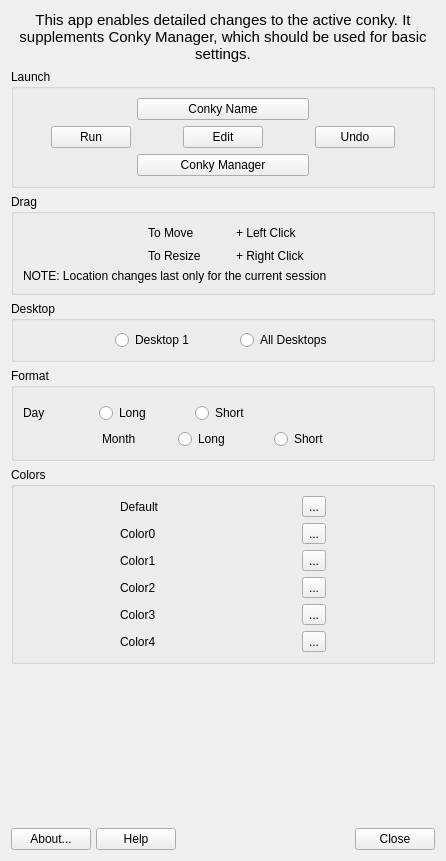
First picture: the form in mainwindow.ui, repository AdrianTM/mx-conky, before the edit.
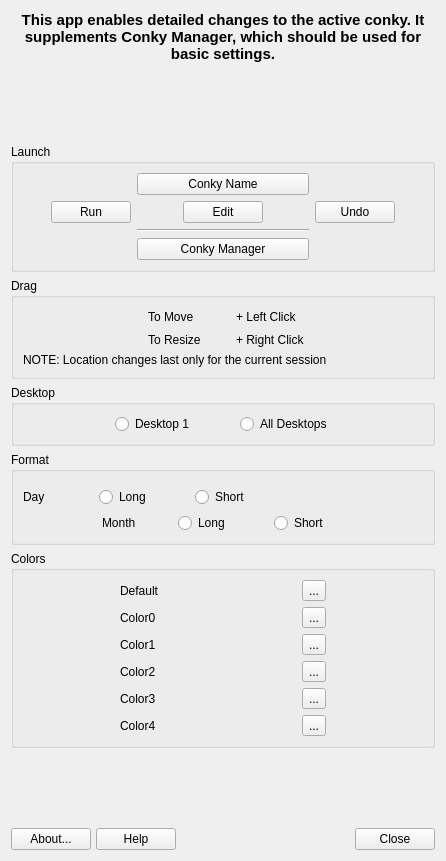
Second picture: the form after the edit. Icons and pictures are not drawn.

The edit to the form file:
```diff
--- a/mainwindow.ui
+++ b/mainwindow.ui
@@ -17,7 +17,7 @@
    <item>
     <widget class="QLabel" name="label">
      <property name="text">
-      <string>&lt;html&gt;&lt;head/&gt;&lt;body&gt;&lt;p align=&quot;center&quot;&gt;&lt;span style=&quot; font-size:11pt;&quot;&gt;This app enables detailed changes to the active conky. It supplements Conky Manager, which should be used for basic settings.&lt;/span&gt;&lt;/p&gt;&lt;/body&gt;&lt;/html&gt;</string>
+      <string>&lt;html&gt;&lt;head/&gt;&lt;body&gt;&lt;p align=&quot;center&quot;&gt;&lt;span style=&quot; font-size:11pt; font-weight:600;&quot;&gt;This app enables detailed changes to the active conky. It supplements Conky Manager, which should be used for basic settings.&lt;/span&gt;&lt;/p&gt;&lt;/body&gt;&lt;/html&gt;</string>
      </property>
      <property name="textFormat">
       <enum>Qt::RichText</enum>
@@ -30,6 +30,19 @@
      </property>
     </widget>
    </item>
+   <item>
+    <spacer name="verticalSpacer_2">
+     <property name="orientation">
+      <enum>Qt::Vertical</enum>
+     </property>
+     <property name="sizeHint" stdset="0">
+      <size>
+       <width>20</width>
+       <height>10</height>
+      </size>
+     </property>
+    </spacer>
+   </item>
    <item>
     <widget class="QGroupBox" name="groupBoxRun">
      <property name="title">
@@ -160,7 +173,7 @@
         </property>
        </widget>
       </item>
-      <item row="2" column="2" colspan="3">
+      <item row="3" column="2" colspan="3">
        <widget class="QPushButton" name="buttonCM">
         <property name="sizePolicy">
          <sizepolicy hsizetype="Minimum" vsizetype="Fixed">
@@ -182,6 +195,13 @@
         </property>
        </widget>
       </item>
+      <item row="2" column="2" colspan="3">
+       <widget class="Line" name="line">
+        <property name="orientation">
+         <enum>Qt::Horizontal</enum>
+        </property>
+       </widget>
+      </item>
      </layout>
     </widget>
    </item>
```
Left out of the diff: 3 changed lines with no effect on the pictures.
